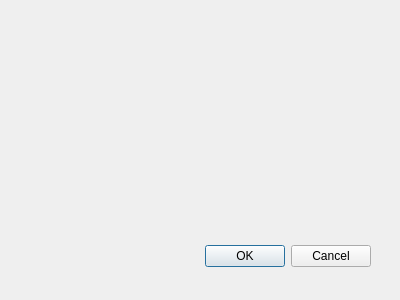
Qt form DlgConfiguration.ui (ronen25/rpiweatherd-qtclient) before a commit.
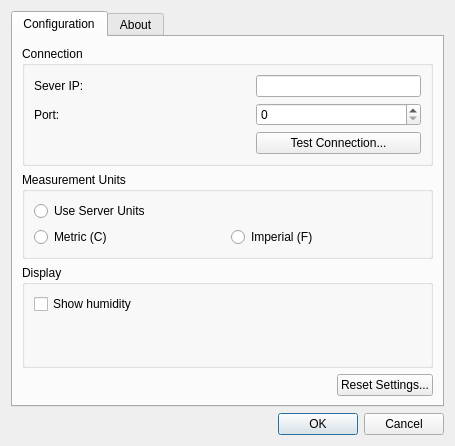
The same form after that commit. The open tabs and pages were chosen to show the change.

Commit message: Finished configuration UI

What changed in the file:
```diff
--- a/DlgConfiguration.ui
+++ b/DlgConfiguration.ui
@@ -8,29 +8,244 @@
    <rect>
     <x>0</x>
     <y>0</y>
-    <width>400</width>
-    <height>300</height>
+    <width>455</width>
+    <height>446</height>
    </rect>
   </property>
   <property name="windowTitle">
    <string>Dialog</string>
   </property>
-  <widget name="buttonBox" class="QDialogButtonBox">
-   <property name="geometry">
-    <rect>
-     <x>30</x>
-     <y>240</y>
-     <width>341</width>
-     <height>32</height>
-    </rect>
-   </property>
-   <property name="orientation">
-    <enum>Qt::Horizontal</enum>
-   </property>
-   <property name="standardButtons">
-    <set>QDialogButtonBox::Cancel|QDialogButtonBox::Ok</set>
-   </property>
-  </widget>
+  <layout class="QVBoxLayout" name="verticalLayout">
+   <item>
+    <widget class="QTabWidget" name="tabWidget">
+     <property name="currentIndex">
+      <number>1</number>
+     </property>
+     <widget class="QWidget" name="tabConfig">
+      <attribute name="title">
+       <string>Configuration</string>
+      </attribute>
+      <layout class="QVBoxLayout" name="verticalLayout_3">
+       <item>
+        <widget class="QGroupBox" name="grpConnection">
+         <property name="title">
+          <string>Connection</string>
+         </property>
+         <layout class="QGridLayout" name="gridLayout">
+          <item row="0" column="0">
+           <widget class="QLabel" name="label">
+            <property name="text">
+             <string>Sever IP:</string>
+            </property>
+           </widget>
+          </item>
+          <item row="0" column="1">
+           <spacer name="horizontalSpacer">
+            <property name="orientation">
+             <enum>Qt::Horizontal</enum>
+            </property>
+            <property name="sizeHint" stdset="0">
+             <size>
+              <width>82</width>
+              <height>20</height>
+             </size>
+            </property>
+           </spacer>
+          </item>
+          <item row="0" column="2">
+           <widget class="QLineEdit" name="lnServerHostname"/>
+          </item>
+          <item row="1" column="0">
+           <widget class="QLabel" name="label_2">
+            <property name="text">
+             <string>Port:</string>
+            </property>
+           </widget>
+          </item>
+          <item row="1" column="1">
+           <spacer name="horizontalSpacer_2">
+            <property name="orientation">
+             <enum>Qt::Horizontal</enum>
+            </property>
+            <property name="sizeHint" stdset="0">
+             <size>
+              <width>82</width>
+              <height>20</height>
+             </size>
+            </property>
+           </spacer>
+          </item>
+          <item row="1" column="2">
+           <widget class="QSpinBox" name="spnPort"/>
+          </item>
+          <item row="2" column="2">
+           <widget class="QPushButton" name="pushButton">
+            <property name="text">
+             <string>Test Connection...</string>
+            </property>
+           </widget>
+          </item>
+         </layout>
+        </widget>
+       </item>
+       <item>
+        <widget class="QGroupBox" name="grpUnits">
+         <property name="title">
+          <string>Measurement Units</string>
+         </property>
+         <layout class="QGridLayout" name="gridLayout_2">
+          <item row="0" column="0" colspan="2">
+           <widget class="QRadioButton" name="radUnitsUseServer">
+            <property name="text">
+             <string>Use Server Units</string>
+            </property>
+           </widget>
+          </item>
+          <item row="1" column="0">
+           <widget class="QRadioButton" name="radUnitsMetric">
+            <property name="text">
+             <string>Metric (C)</string>
+            </property>
+           </widget>
+          </item>
+          <item row="1" column="1">
+           <widget class="QRadioButton" name="radUnitsImperial">
+            <property name="text">
+             <string>Imperial (F)</string>
+            </property>
+           </widget>
+          </item>
+         </layout>
+        </widget>
+       </item>
+       <item>
+        <widget class="QGroupBox" name="grpDisplay">
+         <property name="title">
+          <string>Display</string>
+         </property>
+         <layout class="QVBoxLayout" name="verticalLayout_2">
+          <item>
+           <widget class="QCheckBox" name="chkShowHumidity">
+            <property name="text">
+             <string>Show humidity</string>
+            </property>
+           </widget>
+          </item>
+          <item>
+           <spacer name="verticalSpacer">
+            <property name="orientation">
+             <enum>Qt::Vertical</enum>
+            </property>
+            <property name="sizeHint" stdset="0">
+             <size>
+              <width>20</width>
+              <height>40</height>
+             </size>
+            </property>
+           </spacer>
+          </item>
+         </layout>
+        </widget>
+       </item>
+       <item>
+        <layout class="QHBoxLayout" name="horizontalLayout">
+         <item>
+          <spacer name="horizontalSpacer_3">
+           <property name="orientation">
+            <enum>Qt::Horizontal</enum>
+           </property>
+           <property name="sizeHint" stdset="0">
+            <size>
+             <width>40</width>
+             <height>20</height>
+            </size>
+           </property>
+          </spacer>
+         </item>
+         <item>
+          <widget class="QPushButton" name="pbtnReset">
+           <property name="text">
+            <string>Reset Settings...</string>
+           </property>
+          </widget>
+         </item>
+        </layout>
+       </item>
+      </layout>
+     </widget>
+     <widget class="QWidget" name="tabAbout">
+      <attribute name="title">
+       <string>About</string>
+      </attribute>
+      <layout class="QGridLayout" name="gridLayout_3">
+       <item row="0" column="0" colspan="3">
+        <widget class="QLabel" name="lblAbout">
+         <property name="text">
+          <string>&lt;html&gt;&lt;head/&gt;&lt;body&gt;&lt;p&gt;&lt;span style=&quot; font-weight:600;&quot;&gt;rpiweatherd-qt &lt;/span&gt;- A small Qt-based client for rpiweatherd.&lt;/p&gt;&lt;p&gt;Version: %1&lt;/p&gt;&lt;p&gt;Copyright (C) 2016 Ronen Lapushner.&lt;/p&gt;&lt;hr/&gt;&lt;p&gt;Redistributed under the GNU GPL v3 license.&lt;/p&gt;&lt;/body&gt;&lt;/html&gt;</string>
+         </property>
+        </widget>
+       </item>
+       <item row="1" column="1">
+        <spacer name="verticalSpacer_2">
+         <property name="orientation">
+          <enum>Qt::Vertical</enum>
+         </property>
+         <property name="sizeHint" stdset="0">
+          <size>
+           <width>20</width>
+           <height>169</height>
+          </size>
+         </property>
+        </spacer>
+       </item>
+       <item row="2" column="0">
+        <spacer name="horizontalSpacer_4">
+         <property name="orientation">
+          <enum>Qt::Horizontal</enum>
+         </property>
+         <property name="sizeHint" stdset="0">
+          <size>
+           <width>152</width>
+           <height>20</height>
+          </size>
+         </property>
+        </spacer>
+       </item>
+       <item row="2" column="1">
+        <widget class="QPushButton" name="pbtnAbputQt">
+         <property name="text">
+          <string>About Qt...</string>
+         </property>
+        </widget>
+       </item>
+       <item row="2" column="2">
+        <spacer name="horizontalSpacer_5">
+         <property name="orientation">
+          <enum>Qt::Horizontal</enum>
+         </property>
+         <property name="sizeHint" stdset="0">
+          <size>
+           <width>152</width>
+           <height>20</height>
+          </size>
+         </property>
+        </spacer>
+       </item>
+      </layout>
+     </widget>
+    </widget>
+   </item>
+   <item>
+    <widget class="QDialogButtonBox" name="buttonBox">
+     <property name="orientation">
+      <enum>Qt::Horizontal</enum>
+     </property>
+     <property name="standardButtons">
+      <set>QDialogButtonBox::Cancel|QDialogButtonBox::Ok</set>
+     </property>
+    </widget>
+   </item>
+  </layout>
  </widget>
  <pixmapfunction/>
  <resources/>
```
Left out of the diff: 7 changed lines with no effect on the pictures. The commit also changes 2 other files.
